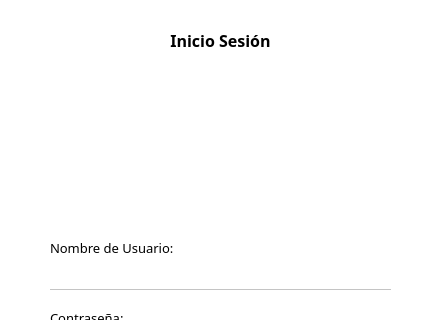
The window that hospital-Core/Widgets/Usuario/inicar_sesion.ui (MrDanielG/Hospital-SCRUM) describes before a commit, drawn with Qt 5; both pictures show x 0 to 442 and y 0 to 320 of the 442 by 550 pixel window.
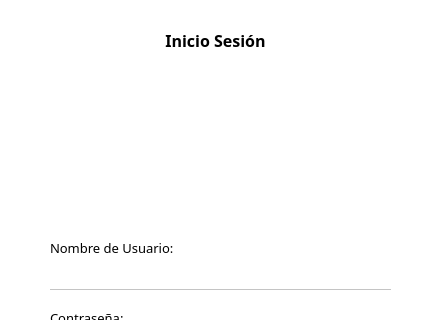
The same window after the commit. Icons and pictures are not drawn.

```diff
--- a/hospital-Core/Widgets/Usuario/inicar_sesion.ui
+++ b/hospital-Core/Widgets/Usuario/inicar_sesion.ui
@@ -20,9 +20,9 @@
   <widget class="QLabel" name="label">
    <property name="geometry">
     <rect>
-     <x>160</x>
+     <x>-10</x>
      <y>30</y>
-     <width>121</width>
+     <width>451</width>
      <height>21</height>
     </rect>
    </property>
```
Left out of the diff: 6 changed lines with no effect on the pictures.
